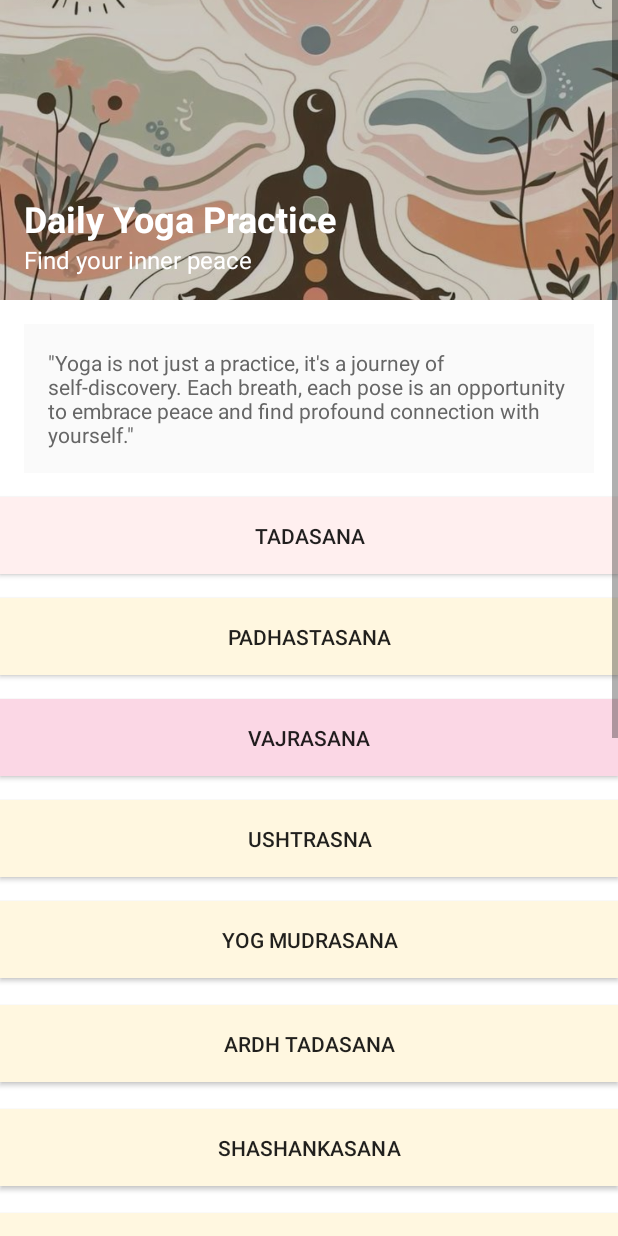
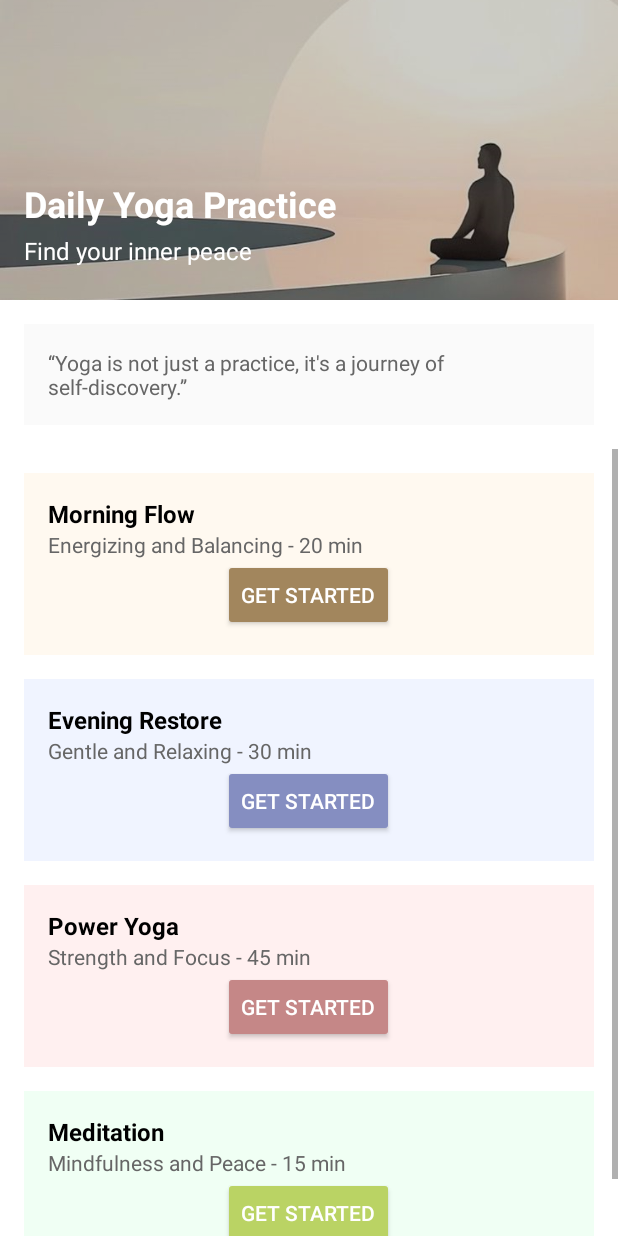
Before and after one commit to CS-BIT-Project/2228019-SNEHAL-GUMBER, an Android app: the layout yoga.xml on its own in the app's theme, with its tools: preview values and no code run, on a phone screen of 412 x 824 dp. Run offline under Robolectric (Android 15) with nearby library versions, the light colour scheme and no system bars; Roboto replaces fonts that are not available here.

Commit message:
Initial commit

```diff
--- a/app/src/main/res/layout/yoga.xml
+++ b/app/src/main/res/layout/yoga.xml
@@ -1,293 +1,236 @@
 <?xml version="1.0" encoding="utf-8"?>
-<androidx.constraintlayout.widget.ConstraintLayout
-    xmlns:android="http://schemas.android.com/apk/res/android"
+<androidx.constraintlayout.widget.ConstraintLayout xmlns:android="http://schemas.android.com/apk/res/android"
     xmlns:app="http://schemas.android.com/apk/res-auto"
-    xmlns:tools="http://schemas.android.com/tools"
     android:layout_width="match_parent"
     android:layout_height="match_parent"
     android:background="@color/white">
 
-    <ScrollView
-        android:layout_width="0dp"
-        android:layout_height="0dp"
-        app:layout_constraintTop_toTopOf="parent"
-        app:layout_constraintBottom_toBottomOf="parent"
-        app:layout_constraintStart_toStartOf="parent"
-        app:layout_constraintEnd_toEndOf="parent">
-
-        <LinearLayout
-            android:layout_width="match_parent"
-            android:layout_height="wrap_content"
-            android:orientation="vertical">
-
-            <FrameLayout
-                android:layout_width="match_parent"
-                android:layout_height="200dp">
-
+    <!-- Header Image with Title -->
     <ImageView
         android:id="@+id/headerImage"
         android:layout_width="match_parent"
-                    android:layout_height="match_parent"
+        android:layout_height="200dp"
         android:scaleType="centerCrop"
-                    android:src="@drawable/download__8_" />
+        android:src="@drawable/lummi_photo___serene_meditation"
+        app:layout_constraintTop_toTopOf="parent" />
 
     <View
         android:layout_width="match_parent"
-                    android:layout_height="match_parent"
-                    android:background="#33000000" />
-
-                <LinearLayout
-                    android:layout_width="wrap_content"
-                    android:layout_height="wrap_content"
-                    android:layout_gravity="bottom|start"
-                    android:orientation="vertical"
-                    android:layout_marginStart="16dp"
-                    android:layout_marginBottom="16dp">
+        android:layout_height="200dp"
+        android:background="#33000000"
+        app:layout_constraintTop_toTopOf="parent" />
 
     <TextView
         android:id="@+id/titleText"
         android:layout_width="wrap_content"
         android:layout_height="wrap_content"
+        android:layout_marginStart="16dp"
+        android:layout_marginBottom="48dp"
         android:text="Daily Yoga Practice"
         android:textColor="@color/white"
         android:textSize="24sp"
-                        android:textStyle="bold" />
+        android:textStyle="bold"
+        app:layout_constraintBottom_toBottomOf="@id/headerImage"
+        app:layout_constraintStart_toStartOf="parent" />
 
     <TextView
         android:id="@+id/subtitleText"
         android:layout_width="wrap_content"
         android:layout_height="wrap_content"
+        android:layout_marginStart="16dp"
+        android:layout_marginTop="4dp"
         android:text="Find your inner peace"
         android:textColor="@color/white"
-                        android:textSize="16sp" />
-                </LinearLayout>
-            </FrameLayout>
+        android:textSize="16sp"
+        app:layout_constraintStart_toStartOf="parent"
+        app:layout_constraintTop_toBottomOf="@id/titleText" />
 
     <!-- Quote Section -->
     <TextView
         android:id="@+id/quoteText"
         android:layout_width="match_parent"
         android:layout_height="wrap_content"
-                android:layout_margin="16dp"
+        android:layout_marginHorizontal="16dp"
+        android:layout_marginTop="16dp"
+        android:padding="16dp"
+        android:text="“Yoga is not just a practice, it's a journey of self-discovery.”"
+        android:textColor="#666666"
+        android:textSize="14sp"
         android:background="#FAFAFA"
+        app:layout_constraintTop_toBottomOf="@id/headerImage" />
+
+    <!-- Scrollable Sessions List -->
+    <ScrollView
+        android:layout_width="match_parent"
+        android:layout_height="0dp"
+        android:layout_marginTop="16dp"
+        app:layout_constraintBottom_toBottomOf="parent"
+        app:layout_constraintTop_toBottomOf="@id/quoteText">
+
+        <LinearLayout
+            android:layout_width="match_parent"
+            android:layout_height="wrap_content"
+            android:orientation="vertical"
+            android:padding="16dp">
+
+            <!-- Yoga Sessions -->
+            <LinearLayout
+                android:layout_width="match_parent"
+                android:layout_height="wrap_content"
+                android:layout_marginBottom="16dp"
+                android:background="#FFF9F0"
                 android:padding="16dp"
-                android:text="&quot;Yoga is not just a practice, it's a journey of self-discovery. Each breath, each pose is an opportunity to embrace peace and find profound connection with yourself.&quot;"
+                android:orientation="vertical">
+
+                <TextView
+                    android:layout_width="wrap_content"
+                    android:layout_height="wrap_content"
+                    android:text="Morning Flow"
+                    android:textColor="#000000"
+                    android:textSize="16sp"
+                    android:textStyle="bold" />
+
+                <TextView
+                    android:layout_width="wrap_content"
+                    android:layout_height="wrap_content"
+                    android:text="Energizing and Balancing - 20 min"
+                    android:textColor="#666666"
+                    android:textSize="14sp" />
+
+
+                <LinearLayout
+                    android:layout_width="match_parent"
+                    android:layout_height="wrap_content"
+                    android:gravity="center">
+
+                    <Button
+                        android:id="@+id/btnStartMorning"
+                        android:layout_width="wrap_content"
+                        android:layout_height="wrap_content"
+                        android:text="Get Started"
+                        android:textColor="@color/white"
+                        android:backgroundTint="#A2865D" />
+                </LinearLayout>
+            </LinearLayout>
+
+            <LinearLayout
+                android:layout_width="match_parent"
+                android:layout_height="wrap_content"
+                android:layout_marginBottom="16dp"
+                android:background="#F0F4FF"
+                android:padding="16dp"
+                android:orientation="vertical">
+
+                <TextView
+                    android:layout_width="wrap_content"
+                    android:layout_height="wrap_content"
+                    android:text="Evening Restore"
+                    android:textColor="#000000"
+                    android:textSize="16sp"
+                    android:textStyle="bold" />
+
+                <TextView
+                    android:layout_width="wrap_content"
+                    android:layout_height="wrap_content"
+                    android:text="Gentle and Relaxing - 30 min"
                     android:textColor="#666666"
                     android:textSize="14sp" />
 
 
 
+                <LinearLayout
+                    android:layout_width="match_parent"
+                    android:layout_height="wrap_content"
+                    android:gravity="center">
 
-                <!-- Tadasana -->
                     <Button
-                    android:id="@+id/tadasana"
+                        android:id="@+id/btnStartEvening"
+                        android:layout_width="wrap_content"
+                        android:layout_height="wrap_content"
+                        android:text="Get Started"
+                        android:textColor="@color/white"
+                        android:backgroundTint="#858EC1" />
+                </LinearLayout>
+            </LinearLayout>
+
+            <LinearLayout
                 android:layout_width="match_parent"
                 android:layout_height="wrap_content"
                 android:layout_marginBottom="16dp"
-                    android:background="#FFEFEF"
+                android:background="#FFF0F0"
                 android:padding="16dp"
-                    android:text="Tadasana">
+                android:orientation="vertical">
+
+                <TextView
+                    android:layout_width="wrap_content"
+                    android:layout_height="wrap_content"
+                    android:text="Power Yoga"
+                    android:textColor="#000000"
+                    android:textSize="16sp"
+                    android:textStyle="bold" />
+
+                <TextView
+                    android:layout_width="wrap_content"
+                    android:layout_height="wrap_content"
+                    android:text="Strength and Focus - 45 min"
+                    android:textColor="#666666"
+                    android:textSize="14sp" />
+
+                <LinearLayout
+                    android:layout_width="match_parent"
+                    android:layout_height="wrap_content"
+                    android:gravity="center">
+
+                    <Button
+                        android:id="@+id/btnStartPower"
+                        android:layout_width="wrap_content"
+                        android:layout_height="wrap_content"
+                        android:text="Get Started"
+                        android:textColor="@color/white"
+                        android:backgroundTint="#C58787" />
+                </LinearLayout>
+            </LinearLayout>
+
+            <LinearLayout
+                android:layout_width="match_parent"
+                android:layout_height="wrap_content"
+                android:background="#F0FFF4"
+                android:padding="16dp"
+                android:orientation="vertical">
+
+                <TextView
+                    android:layout_width="wrap_content"
+                    android:layout_height="wrap_content"
+                    android:text="Meditation"
+                    android:textColor="#000000"
+                    android:textSize="16sp"
+                    android:textStyle="bold" />
+
+                <TextView
+                    android:layout_width="wrap_content"
+                    android:layout_height="wrap_content"
+                    android:text="Mindfulness and Peace - 15 min"
+                    android:textColor="#666666"
+                    android:textSize="14sp" />
 
 
-                </Button>
-
+                <LinearLayout
+                    android:layout_width="match_parent"
+                    android:layout_height="wrap_content"
+                    android:gravity="center">
 
                     <Button
-                    android:layout_width="match_parent"
+                        android:id="@+id/btnStartMeditation"
+                        android:layout_width="wrap_content"
                         android:layout_height="wrap_content"
-                    android:layout_marginBottom="16dp"
-                    android:background="#FFF7E0"
-                    android:padding="16dp"
-                    android:text="Padhastasana"
-                    android:id="@+id/padhastasana">
+                        android:text="Get Started"
+                        android:textColor="@color/white"
+                        android:backgroundTint="#BAD364" />
+                </LinearLayout>
+            </LinearLayout>
 
-                </Button>
-
-                <!-- Trikonasana -->
-            <Button
-                android:layout_width="match_parent"
-                android:layout_height="wrap_content"
-                android:layout_marginBottom="16dp"
-                android:background="#FBD7E5"
-                android:padding="16dp"
-                android:text="Vajrasana"
-                android:id="@+id/vajrasana">
-
-            </Button>
-
-
-            <!-- Bhujangasana -->
-            <Button
-                android:layout_width="match_parent"
-                android:layout_height="wrap_content"
-                android:layout_marginBottom="16dp"
-                android:background="#FFF7E0"
-                android:padding="16dp"
-                android:text="Ushtrasna"
-                android:id="@+id/ushtrasna">
-
-            </Button>
-
-
-                <!-- Shavasana -->
-            <Button
-                android:layout_width="match_parent"
-                android:layout_height="wrap_content"
-                android:layout_marginBottom="16dp"
-                android:background="#FFF7E0"
-                android:padding="16dp"
-                android:text="Yog Mudrasana"
-                android:id="@+id/yog_mudrasana">
-
-            </Button>
-
-
-                <Space
-                    android:layout_width="match_parent"
-                    android:layout_height="2dp"
-                    android:background="#FFFFFF"/>
-            <Button
-                android:layout_width="match_parent"
-                android:layout_height="wrap_content"
-                android:layout_marginBottom="16dp"
-                android:background="#FFF7E0"
-                android:padding="16dp"
-                android:text="Ardh Tadasana"
-                android:id="@+id/ardh_tadasana">
-
-            </Button>
-                <Space
-                    android:layout_width="match_parent"
-                    android:layout_height="2dp"
-                    android:background="#FFFFFF"/>
-            <Button
-                android:id="@+id/shasankasana"
-                android:layout_width="match_parent"
-                android:layout_height="wrap_content"
-                android:layout_marginBottom="16dp"
-                android:background="#FFF7E0"
-                android:padding="16dp"
-                android:text="Shashankasana" >
-
-            </Button>
-
-            <Space
-                    android:layout_width="match_parent"
-                    android:layout_height="2dp"
-                    android:background="#FFFFFF"/>
-            <Button
-                android:id="@+id/bhujangasana"
-                android:layout_width="match_parent"
-                android:layout_height="wrap_content"
-                android:layout_marginBottom="16dp"
-                android:background="#FFF7E0"
-                android:padding="16dp"
-                android:text="Bhujangasana" >
-
-            </Button>
-
-                <Space
-                    android:layout_width="match_parent"
-                    android:layout_height="2dp"
-                    android:background="#FFFFFF"/>
-            <Button
-                android:layout_width="match_parent"
-                android:layout_height="wrap_content"
-                android:layout_marginBottom="16dp"
-                android:background="#FFF7E0"
-                android:padding="16dp"
-                android:text="Triyak Bhujangasana"
-                android:id="@+id/triyak_bhujangasana">
-
-            </Button>
-
-                <Space
-                    android:layout_width="match_parent"
-                    android:layout_height="2dp"
-                    android:background="#FFFFFF"/>
-            <Button
-                android:layout_width="match_parent"
-                android:layout_height="wrap_content"
-                android:layout_marginBottom="16dp"
-                android:background="#FFF7E0"
-                android:padding="16dp"
-                android:text="Shasankasana"
-                android:id="@+id/shasankasana2">
-
-            </Button>
-                <Space
-                    android:layout_width="match_parent"
-                    android:layout_height="2dp"
-                    android:background="#FFFFFF"/>
-            <Button
-                android:layout_width="match_parent"
-                android:layout_height="wrap_content"
-                android:layout_marginBottom="16dp"
-                android:background="#FFF7E0"
-                android:padding="16dp"
-                android:text="Ardh Tadasana"
-                android:id="@+id/ardh_tadasana2">
-
-            </Button>
-                <Space
-                    android:layout_width="match_parent"
-                    android:layout_height="2dp"
-                    android:background="#FFFFFF"/>
-            <Button
-                android:layout_width="match_parent"
-                android:layout_height="wrap_content"
-                android:layout_marginBottom="16dp"
-                android:background="#FFF7E0"
-                android:padding="16dp"
-                android:text="Utkatasana"
-                android:id="@+id/utkatasana">
-
-            </Button>
-                <Space
-                    android:layout_width="match_parent"
-                    android:layout_height="21dp"
-                    android:background="#FFFFFF"/>
-            <Button
-                android:layout_width="match_parent"
-                android:layout_height="wrap_content"
-                android:layout_marginBottom="16dp"
-                android:background="#FFF7E0"
-                android:padding="16dp"
-                android:text="Padhastasana"
-                android:id="@+id/padhastasana2">
-
-            </Button>
-                <Space
-                    android:layout_width="match_parent"
-                    android:layout_height="2dp"
-                    android:background="#FFFFFF"/>
-            <Button
-                android:layout_width="match_parent"
-                android:layout_height="wrap_content"
-                android:layout_marginBottom="16dp"
-                android:background="#FFF7E0"
-                android:padding="16dp"
-                android:text="Tadasana"
-                android:id="@+id/tadasana2">
-
-            </Button>
-                <Space
-                    android:layout_width="match_parent"
-                    android:layout_height="2dp"
-                    android:background="#FFFFFF"/>
-            <Button
-                android:layout_width="match_parent"
-                android:layout_height="wrap_content"
-                android:layout_marginBottom="16dp"
-                android:background="#FFF7E0"
-                android:padding="16dp"
-                android:text="Shaktisamvardhanasana"
-                android:id="@+id/shaktisamvardhanasana">
-
-            </Button>
         </LinearLayout>
 
     </ScrollView>
 
-
 </androidx.constraintlayout.widget.ConstraintLayout>
```
Lines whose indentation alone changed are shown as unchanged.
